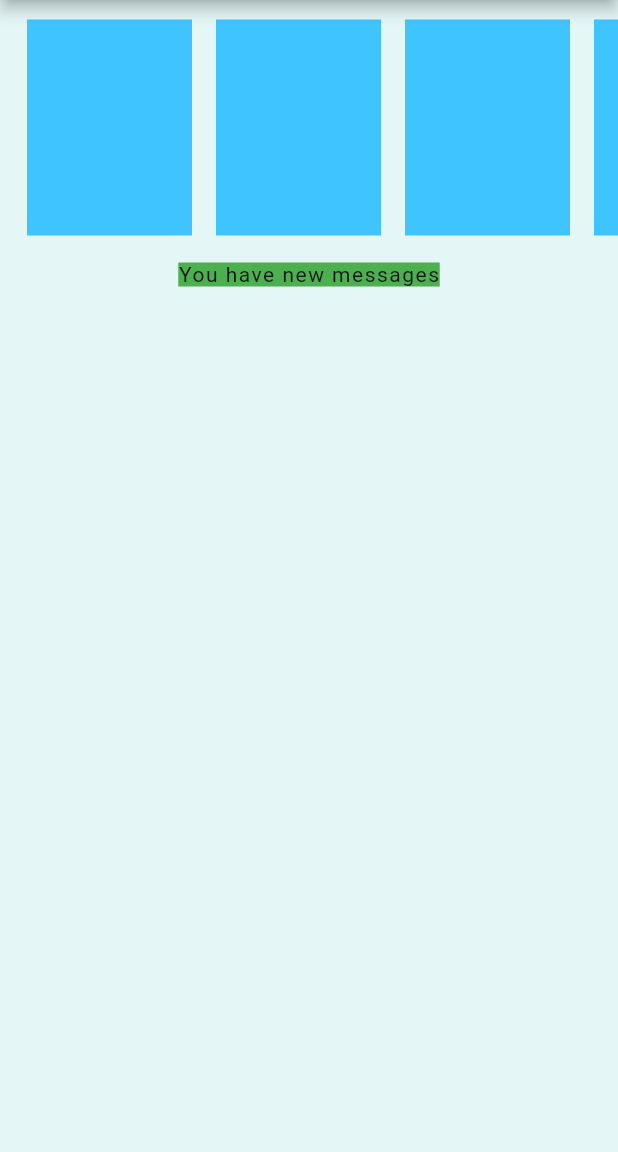
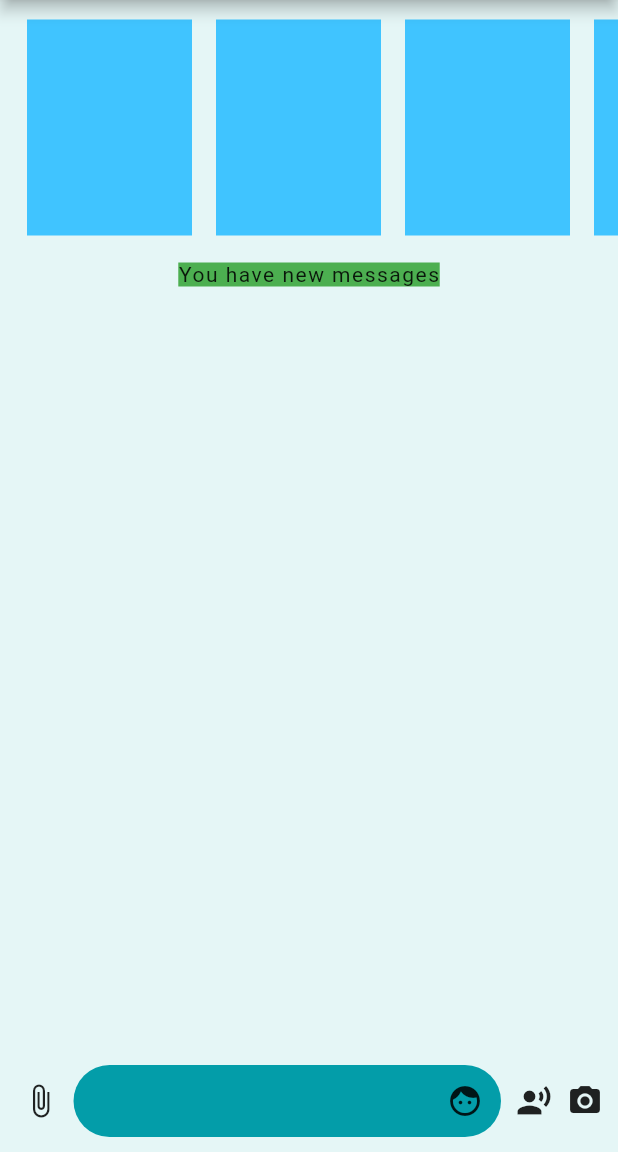
Before and after one commit to femidof/Swim_app_hackathon, a Flutter app: the screen it shows after launch, on a phone screen of 412 x 824 dp, the part 84-1236 px from its top. Run offline on Flutter 3.47's test engine with Material 2 defaults, Android fonts, the light colour scheme and no system bars; missing offline and left inert: emoji_picker.

Commit message:
text input controller added to the swim section chat screen at the bottom of the screen

```diff
--- /dev/null
+++ b/lib/constant.dart
@@ -0,0 +1,3 @@
+import 'package:flutter/material.dart';
+
+const MAIN_COLOR = Color(0xff039DA9);
--- a/lib/screens/pool_section_chat.dart
+++ b/lib/screens/pool_section_chat.dart
@@ -1,4 +1,5 @@
 import 'package:flutter/material.dart';
+import 'package:swim_app_hack/widgets/message_input_container.dart';
 import 'package:swim_app_hack/widgets/pool_posts.dart';
 
 class PoolSectionChatScreen extends StatefulWidget {
@@ -29,7 +30,6 @@
       // and other users below
       body: Container(
         color: Color.fromRGBO(229, 246, 246, 1),
-        // color: Colors.w,
         child: Column(
           children: <Widget>[
             PoolPosts(),
@@ -41,7 +41,15 @@
                 style: TextStyle(letterSpacing: 1.0),
               ),
             ),
-            Container(),
+              Expanded(
+            child: Column(
+              mainAxisAlignment: MainAxisAlignment.end,
+                children:[
+                  Container(),
+                  MessageInputContainer(),
+                ]
+              ),
+            ),
           ],
           // ),
         ),
--- /dev/null
+++ b/lib/widgets/message_input_container.dart
@@ -0,0 +1,161 @@
+import 'package:emoji_picker/emoji_picker.dart';
+import 'package:flutter/material.dart';
+
+import '../constant.dart';
+
+class MessageInputContainer extends StatefulWidget {
+  @override
+  _MessageInputContainerState createState() => _MessageInputContainerState();
+}
+
+class _MessageInputContainerState extends State<MessageInputContainer> {
+  TextEditingController textFieldController = TextEditingController();
+  bool isWriting = false;
+  ScrollController _listScrollController = ScrollController();
+  bool showEmojiPicker = false;
+  FocusNode textFieldFocus = FocusNode();
+
+
+   @override
+  void initState() {
+    // TODO: implement initState
+    super.initState();
+  }
+
+  showKeyboard() => textFieldFocus.requestFocus();
+  hideKeyboard() => textFieldFocus.unfocus();
+  hideEmojiContainer() {
+    setState(() {
+      showEmojiPicker = false;
+    });
+  }
+
+  showEmojiContainer() {
+    setState(() {
+      showEmojiPicker = true;
+    });
+  }
+
+  emojiContainer() {
+    return EmojiPicker(
+      rows: 3,
+      // bgColor: UniversalVariables.separatorColor,
+      columns: 7,
+      // indicatorColor: UniversalVariables.gradientColorStarthmm,
+      onEmojiSelected: (emoji, category) {
+        // null;
+        setState(() {
+          isWriting = true;
+        });
+        textFieldController.text = textFieldController.text + emoji.emoji;
+      },
+      recommendKeywords: ["face", "happy", "party", "sad"],
+      numRecommended: 50,
+    );
+  }
+  setWritingTo(bool val) {
+      setState(() {
+        isWriting = val;
+      });
+    }
+
+  @override
+  Widget build(BuildContext context) {
+    return Container(
+      padding: EdgeInsets.all(10),
+      child: Row(
+        children: <Widget>[
+          GestureDetector(
+            onTap: () {},
+            child: Container(
+              padding: EdgeInsets.all(5),
+              decoration: BoxDecoration(
+                // gradient: UniversalVariables.fabGradient,
+                shape: BoxShape.circle,
+              ),
+              child: Icon(Icons.attach_file),
+            ),
+          ),
+          SizedBox(
+            width: 5,
+          ),
+          Expanded(
+            child: Stack(
+              alignment: Alignment.centerRight,
+              children: <Widget>[
+                TextField(
+                  controller: textFieldController,
+                  focusNode: textFieldFocus,
+                  onTap: () => hideEmojiContainer(),
+                  style: TextStyle(
+                    color: Colors.white,
+                  ),
+                  onChanged: (val) {
+                    (val.length > 0 && val.trim() != "")
+                        ? setWritingTo(true)
+                        : setWritingTo(false);
+                  },
+                  decoration: InputDecoration(
+                    hintText: "Type a message",
+                    hintStyle: TextStyle(
+                      color: MAIN_COLOR,
+                    ),
+                    border: OutlineInputBorder(
+                        borderRadius: const BorderRadius.all(
+                          const Radius.circular(50.0),
+                        ),
+                        borderSide: BorderSide.none),
+                    contentPadding:
+                        EdgeInsets.symmetric(horizontal: 20, vertical: 5),
+                    filled: true,
+                    fillColor: MAIN_COLOR,
+                    // suffixIcon:
+                  ),
+                ),
+                IconButton(
+                  onPressed: () {
+                    if (!showEmojiPicker) {
+                      hideKeyboard();
+                      showEmojiContainer();
+                    } else {
+                      showKeyboard();
+                      hideEmojiContainer();
+                    }
+                  },
+                  icon: Icon(Icons.face),
+                  highlightColor: Colors.transparent,
+                  splashColor: Colors.transparent,
+                ),
+              ],
+            ),
+          ),
+          isWriting
+              ? Container()
+              : Padding(
+                  padding: EdgeInsets.symmetric(horizontal: 10),
+                  child: Icon(Icons.record_voice_over),
+                ),
+          isWriting
+              ? Container()
+              : GestureDetector(
+                  onTap: () {},
+                  // pickImage(ImageSource.camera),
+                  child: Icon(Icons.camera_alt),
+                ),
+          isWriting
+              ? Container(
+                  margin: EdgeInsets.only(left: 10),
+                  decoration: BoxDecoration(shape: BoxShape.circle),
+                  child: IconButton(
+                    icon: Icon(
+                      Icons.send,
+                      size: 15,
+                    ),
+                    onPressed: () {},
+                  ))
+              : Container()
+        ],
+      ),
+    );
+  }
+}
--- a/pubspec.yaml
+++ b/pubspec.yaml
@@ -19,6 +19,8 @@
   firebase_dynamic_links: ^0.5.3
   # Firebase Analytics
   firebase_analytics: ^5.0.16
+
+  emoji_picker: ^0.1.0
 
 dev_dependencies:
   flutter_test:
```
Also changed, not shown: pubspec.lock.
